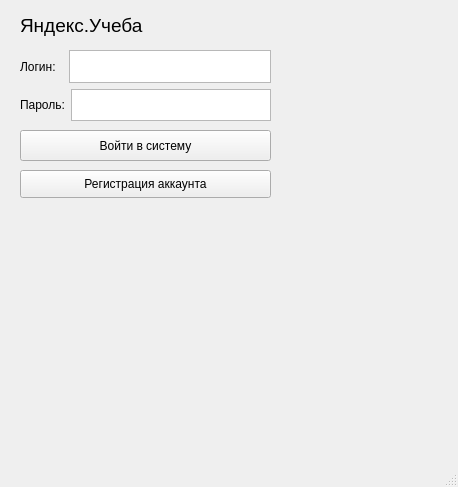
First picture: the form in login_form.ui, repository MishaSok/yandex_pyqt5_project, before the edit.
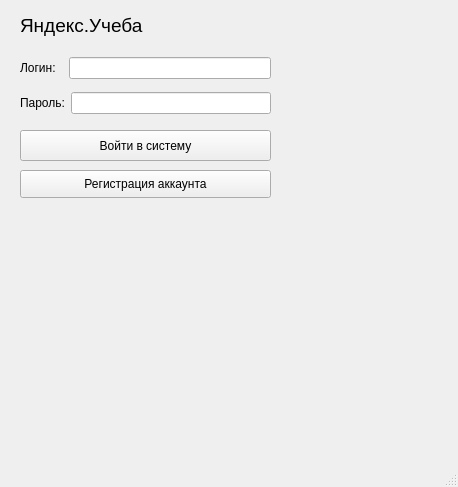
Second picture: the form after the edit.

Commit message: - added new Register class

Diff of the .ui file:
```diff
--- a/login_form.ui
+++ b/login_form.ui
@@ -34,11 +34,7 @@
         </widget>
        </item>
        <item>
-        <widget class="QTextEdit" name="login_form">
-         <property name="tabStopDistance">
-          <double>88.000000000000000</double>
-         </property>
-        </widget>
+        <widget class="QLineEdit" name="lineEdit"/>
        </item>
       </layout>
      </item>
@@ -52,11 +48,7 @@
         </widget>
        </item>
        <item>
-        <widget class="QTextEdit" name="pass_form">
-         <property name="tabStopDistance">
-          <double>88.000000000000000</double>
-         </property>
-        </widget>
+        <widget class="QLineEdit" name="lineEdit_2"/>
        </item>
       </layout>
      </item>
```
The commit also changes 2 other files.
